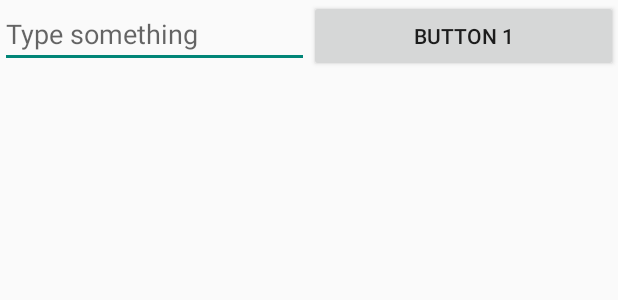
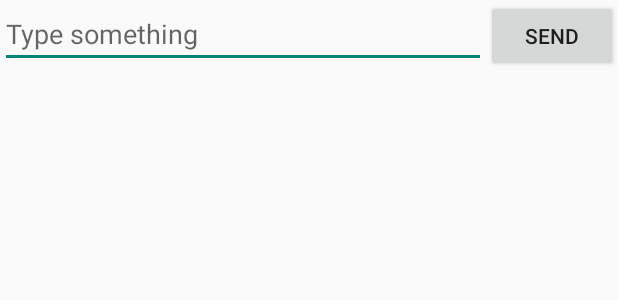
Before and after one commit to asfork/FirstLineofCode, an Android app: the layout activity_layout.xml on its own in the app's theme, with its tools: preview values and no code run, on a phone screen of 412 x 824 dp. Shown: the top 300 px of the screen. Run offline under Robolectric (Android 15) with nearby library versions, the phone set to English and light mode, and no system bars.

Commit message:
Page 116

```diff
--- a/UILayoutTest/src/main/res/layout/activity_layout.xml
+++ b/UILayoutTest/src/main/res/layout/activity_layout.xml
@@ -8,14 +8,12 @@
         android:layout_height="wrap_content"
         android:layout_weight="1"
         android:id="@+id/input_message"
-        android:hint="Type something"/>
+        android:hint="@string/input_message"/>
 
     <Button
-        android:layout_width="0dp"
+        android:layout_width="wrap_content"
         android:layout_height="wrap_content"
-        android:layout_weight="1"
         android:id="@+id/button1"
-        android:layout_gravity="top"
         android:text="@string/button1"/>
 
     <!--<Button-->
--- a/UILayoutTest/src/main/res/values/strings.xml
+++ b/UILayoutTest/src/main/res/values/strings.xml
@@ -2,7 +2,8 @@
     <string name="app_name">UILayoutTest</string>
     <string name="hello_world">Hello world!</string>
     <string name="action_settings">Settings</string>
-    <string name="button1">Button 1</string>
+    <string name="button1">Send</string>
     <string name="button2">Button 2</string>
     <string name="button3">Button 3</string>
+    <string name="input_message">Type something</string>
 </resources>
```
